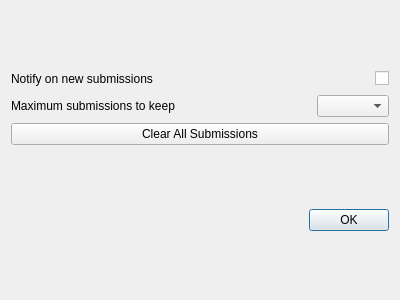
Before: the Qt Designer form gui/ui/settings_dialog.ui in jason7599/BOJ-Tracker, drawn with Qt 5.
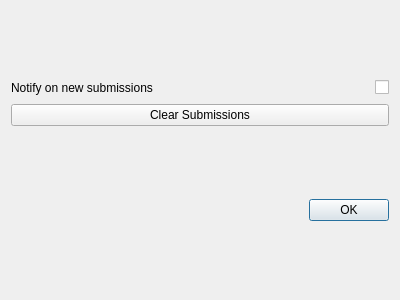
After: the same form once the commit is applied.

What changed in the file:
```diff
--- a/gui/ui/settings_dialog.ui
+++ b/gui/ui/settings_dialog.ui
@@ -47,37 +47,10 @@
        </item>
       </layout>
      </item>
-     <item>
-      <layout class="QHBoxLayout" name="horizontalLayout">
-       <item>
-        <widget class="QLabel" name="label">
-         <property name="text">
-          <string>Maximum submissions to keep</string>
-         </property>
-        </widget>
-       </item>
-       <item>
-        <spacer name="horizontalSpacer_2">
-         <property name="orientation">
-          <enum>Qt::Horizontal</enum>
-         </property>
-         <property name="sizeHint" stdset="0">
-          <size>
-           <width>40</width>
-           <height>20</height>
-          </size>
-         </property>
-        </spacer>
-       </item>
-       <item>
-        <widget class="QComboBox" name="submissions_limit_combobox"/>
-       </item>
-      </layout>
-     </item>
      <item>
       <widget class="QPushButton" name="clear_submissions_button">
        <property name="text">
-        <string>Clear All Submissions</string>
+        <string>Clear Submissions</string>
        </property>
       </widget>
      </item>
```
